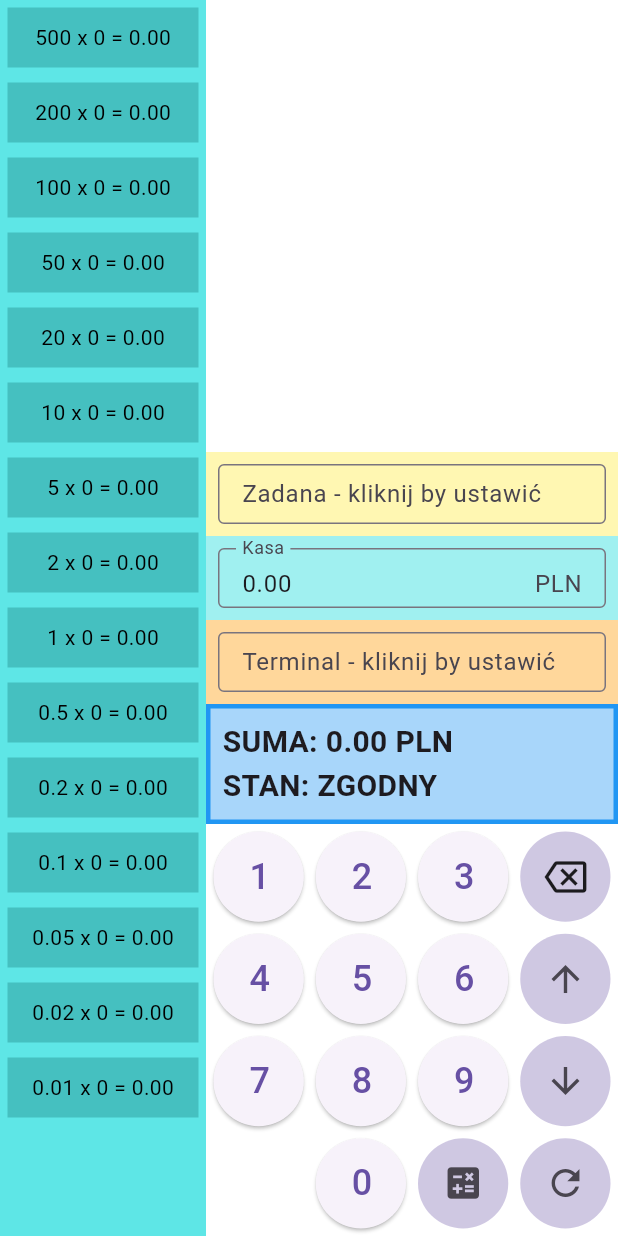
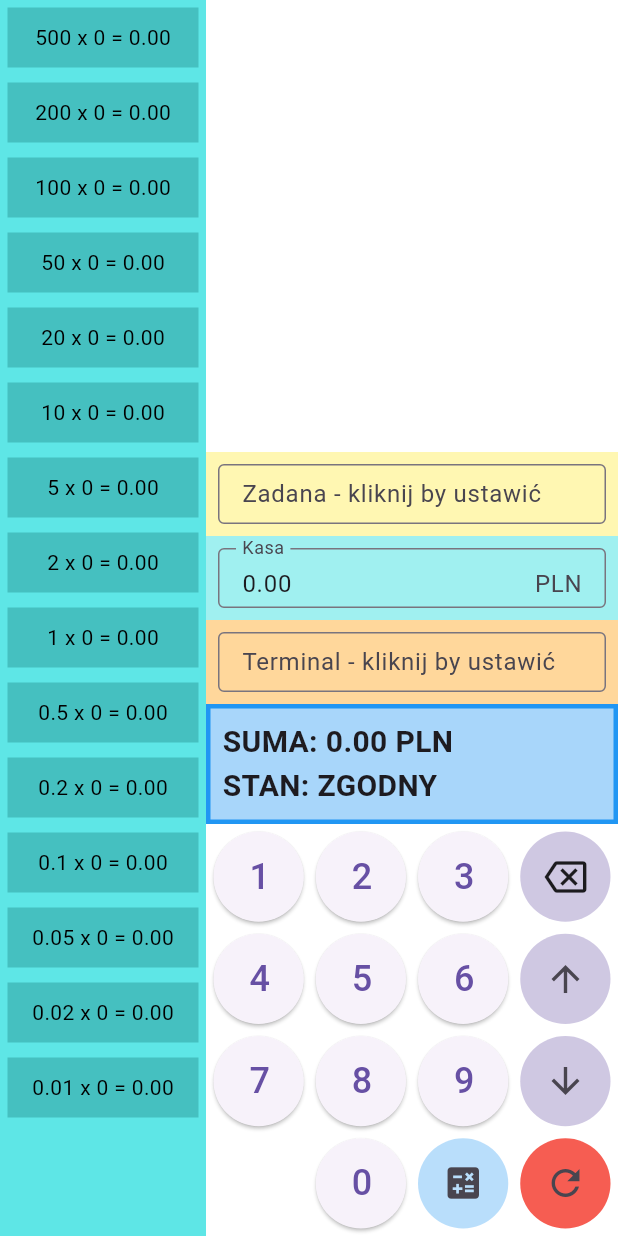
Before and after one commit to WGFizban/counter_2_0, a Flutter app: the screen it shows after launch, after a tap on the "backspace" icon, on a phone screen of 412 x 824 dp. Run offline on Flutter 3.47's test engine with Material 3 defaults, Android fonts, the light colour scheme and no system bars; our stand-ins replace flutter_mobx, mobx; generated files the repository leaves out were written again.

Commit message:
Some fixes with color and logic

```diff
--- a/lib/main.dart
+++ b/lib/main.dart
@@ -170,14 +170,16 @@ class HomeScreen extends StatelessWidget {
         builder: (context) => Container(
               padding: EdgeInsets.all(8),
               decoration: BoxDecoration(
-                  color: setFieldColor(_store.totalAmount).withAlpha(100),
+                  color:
+                      _store.setFieldColor(_store.totalAmount).withAlpha(100),
                   border: Border.all(
-                      color: setFieldColor(_store.totalAmount), width: 3)),
+                      color: _store.setFieldColor(_store.totalAmount),
+                      width: 3)),
               child: Column(
                 crossAxisAlignment: CrossAxisAlignment.stretch,
                 children: [
                   Text(
-                    'SUMA: ${_store.totalAmount.toStringAsFixed(2)} PLN\nSTAN: ${setFieldInfo(_store.totalAmount)}',
+                    'SUMA: ${_store.totalAmount.toStringAsFixed(2)} PLN\nSTAN: ${_store.setFieldInfo(_store.totalAmount)}',
                     style: TextStyle(fontSize: 20, fontWeight: FontWeight.bold),
                     textAlign: TextAlign.left,
                   )
@@ -397,7 +399,7 @@ class HomeScreen extends StatelessWidget {
   Widget _buildClearButton(BuildContext context) {
     return Container(
       decoration: BoxDecoration(
-        color: Theme.of(context).colorScheme.primary.withAlpha(80),
+        color: Colors.red.withAlpha(220),
         shape: BoxShape.circle,
       ),
       child: IconButton(
@@ -477,7 +479,7 @@ class HomeScreen extends StatelessWidget {
   Widget _buildCalculatoreButton(BuildContext context) {
     return Container(
       decoration: BoxDecoration(
-        color: Theme.of(context).colorScheme.primary.withAlpha(80),
+        color: Colors.blue.withAlpha(80),
         shape: BoxShape.circle,
       ),
       child: IconButton(
@@ -548,26 +550,4 @@ class HomeScreen extends StatelessWidget {
               )),
     );
   }
-
-  Color setFieldColor(double totalAmount) {
-    switch (totalAmount) {
-      case > 0:
-        return Colors.green;
-      case < 0:
-        return Colors.red;
-      default:
-        return Colors.blue;
-    }
-  }
-
-  String setFieldInfo(double totalAmount) {
-    switch (totalAmount) {
-      case > 0:
-        return "SUPERATA";
-      case < 0:
-        return "BRAK";
-      default:
-        return "ZGODNY";
-    }
-  }
 }
--- a/lib/main.store.dart
+++ b/lib/main.store.dart
@@ -81,10 +81,12 @@ abstract class _MainStore with Store {
 
       for (var part in parts) {
         if (part.isNotEmpty) {
-          sum += double.parse(part);
+          sum += double.tryParse(part) ?? 0.0;
         }
       }
       calculatorSum = sum;
+    } else {
+      calculatorSum = 0.0;
     }
   }
 
@@ -146,6 +148,7 @@ abstract class _MainStore with Store {
                 terimnalController.clear();
                 requestedValueController.clear();
                 selectedValueIndex = null;
+                mode = EditMode.money;
                 Navigator.of(context).pop();
               },
             ),
@@ -229,6 +232,28 @@ abstract class _MainStore with Store {
     }
   }
 
+  Color setFieldColor(double totalAmount) {
+    switch (totalAmount) {
+      case > 0:
+        return Colors.green;
+      case < 0:
+        return Colors.red;
+      default:
+        return Colors.blue;
+    }
+  }
+
+  String setFieldInfo(double totalAmount) {
+    switch (totalAmount) {
+      case > 0:
+        return "SUPERATA";
+      case < 0:
+        return "BRAK";
+      default:
+        return "ZGODNY";
+    }
+  }
+
   @action
   void setupControllerValue(TextEditingController controller, int number) {
     if (isValidInput(controller.text, number.toString())) {
```
